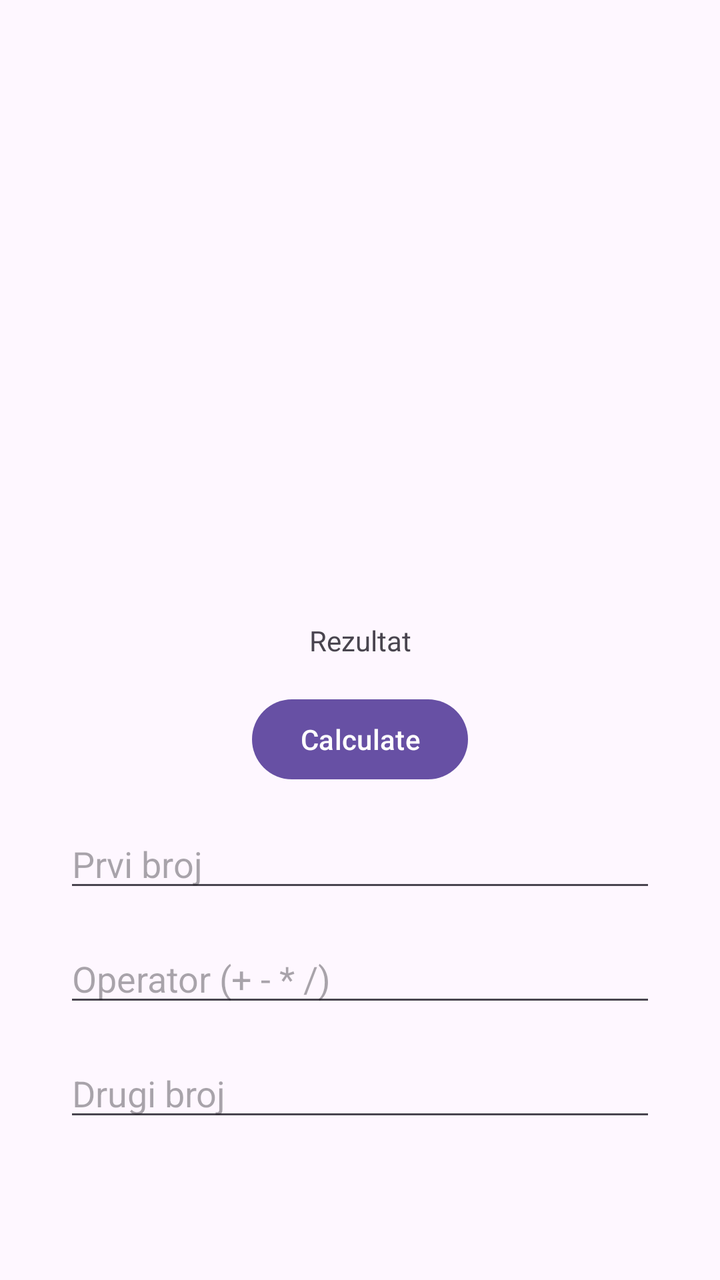
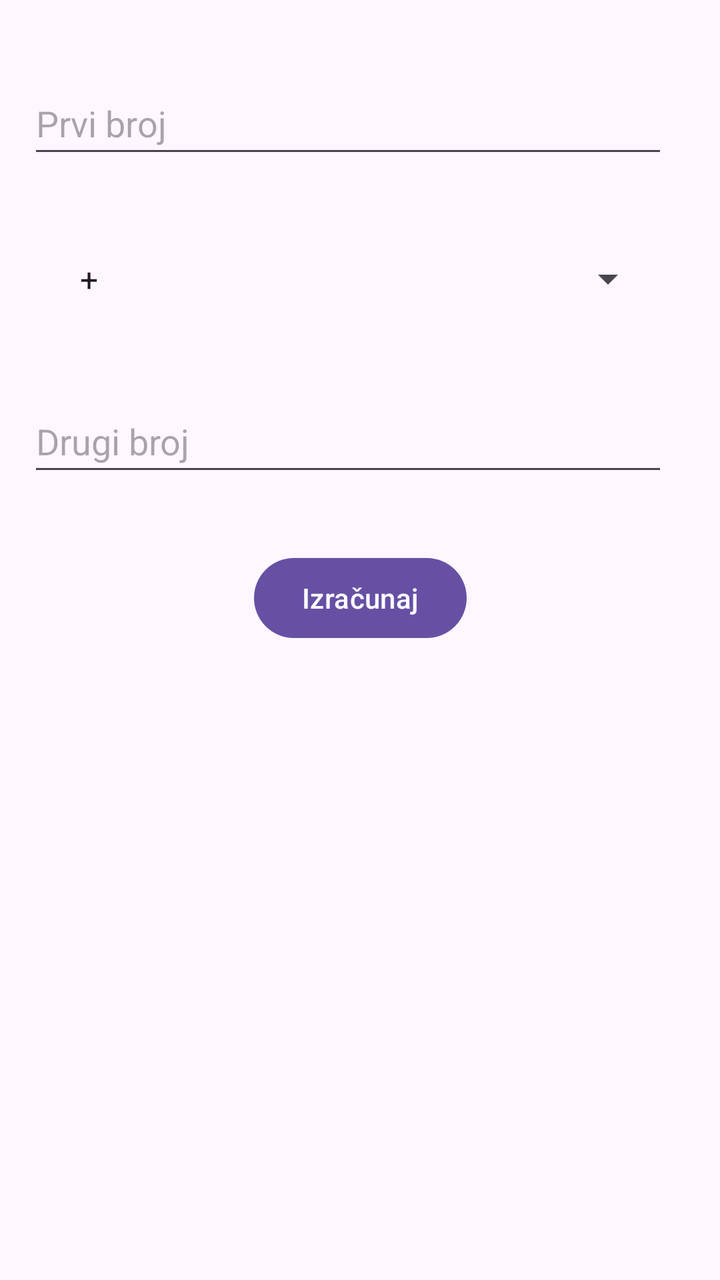

Screens rendered from an Android XML layout before and after an edit, with the pre-edit source and the edit as a unified diff.
<!-- AndroidManifest.xml: application theme Theme.PrviZad -->
<!-- res/layout/activity_main.xml -->
<?xml version="1.0" encoding="utf-8"?>
<androidx.constraintlayout.widget.ConstraintLayout xmlns:android="http://schemas.android.com/apk/res/android"
    xmlns:app="http://schemas.android.com/apk/res-auto"
    xmlns:tools="http://schemas.android.com/tools"
    android:id="@+id/main"
    android:layout_width="match_parent"
    android:layout_height="match_parent"
    tools:context=".MainActivity">

    <TextView
        android:id="@+id/textViewMessage"
        android:layout_width="wrap_content"
        android:layout_height="wrap_content"
        android:text="Rezultat"
        app:layout_constraintBottom_toBottomOf="parent"
        app:layout_constraintEnd_toEndOf="parent"
        app:layout_constraintStart_toStartOf="parent"
        app:layout_constraintTop_toTopOf="parent" />

    <Button
        android:id="@+id/buttonCalculate"
        android:layout_width="wrap_content"
        android:layout_height="wrap_content"
        android:layout_marginTop="16dp"
        android:text="Calculate"
        app:layout_constraintTop_toBottomOf="@id/textViewMessage"
        app:layout_constraintStart_toStartOf="parent"
        app:layout_constraintEnd_toEndOf="parent" />

    <EditText
        android:id="@+id/editTextFirstNumber"
        android:layout_width="0dp"
        android:layout_height="wrap_content"
        android:layout_marginStart="32dp"
        android:layout_marginTop="16dp"
        android:layout_marginEnd="32dp"
        android:hint="Prvi broj"
        android:inputType="numberDecimal|numberSigned"
        app:layout_constraintTop_toBottomOf="@id/buttonCalculate"
        app:layout_constraintStart_toStartOf="parent"
        app:layout_constraintEnd_toEndOf="parent" />


    <EditText
        android:id="@+id/editTextOperator"
        android:layout_width="0dp"
        android:layout_height="wrap_content"
        android:layout_marginStart="32dp"
        android:layout_marginTop="16dp"
        android:layout_marginEnd="32dp"
        android:hint="Operator (+ - * /)"
        android:inputType="text"
        app:layout_constraintTop_toBottomOf="@id/editTextFirstNumber"
        app:layout_constraintStart_toStartOf="parent"
        app:layout_constraintEnd_toEndOf="parent" />


    <EditText
        android:id="@+id/editTextSecondNumber"
        android:layout_width="0dp"
        android:layout_height="wrap_content"
        android:layout_marginStart="32dp"
        android:layout_marginTop="16dp"
        android:layout_marginEnd="32dp"
        android:hint="Drugi broj"
        android:inputType="numberDecimal|numberSigned"
        app:layout_constraintTop_toBottomOf="@id/editTextOperator"
        app:layout_constraintStart_toStartOf="parent"
        app:layout_constraintEnd_toEndOf="parent" />



</androidx.constraintlayout.widget.ConstraintLayout>
<!-- resources referenced by this layout -->
<resources>
  <style name="Theme.PrviZad" parent="Base.Theme.PrviZad" />
  <style name="Base.Theme.PrviZad" parent="Theme.Material3.DayNight.NoActionBar">
          
          
      </style>
</resources>

<!-- the commit's change to res/layout/activity_main.xml (unified diff, before → after) -->
@@ -7,67 +7,56 @@
     android:layout_height="match_parent"
     tools:context=".MainActivity">
 
-    <TextView
-        android:id="@+id/textViewMessage"
-        android:layout_width="wrap_content"
+    <EditText
+        android:id="@+id/editTextFirstNumber"
+        android:layout_width="320dp"
         android:layout_height="wrap_content"
-        android:text="Rezultat"
-        app:layout_constraintBottom_toBottomOf="parent"
+        android:layout_marginTop="36dp"
+        android:hint="Prvi broj"
+        android:inputType="numberDecimal|numberSigned"
+        android:minHeight="48dp"
         app:layout_constraintEnd_toEndOf="parent"
+
+        app:layout_constraintHorizontal_bias="0.351"
         app:layout_constraintStart_toStartOf="parent"
         app:layout_constraintTop_toTopOf="parent" />
+
+    <Spinner
+        android:id="@+id/spinnerOperator"
+        android:layout_width="0dp"
+        android:layout_height="55dp"
+        android:layout_marginStart="32dp"
+        android:layout_marginTop="28dp"
+        android:layout_marginEnd="32dp"
+        android:entries="@array/operators"
+        android:minHeight="48dp"
+        app:layout_constraintEnd_toEndOf="parent"
+        app:layout_constraintHorizontal_bias="0.0"
+        app:layout_constraintStart_toStartOf="parent"
+        app:layout_constraintTop_toBottomOf="@+id/editTextFirstNumber" />
+
+    <EditText
+        android:id="@+id/editTextSecondNumber"
+        android:layout_width="320dp"
+        android:layout_height="wrap_content"
+        android:layout_marginTop="28dp"
+        android:hint="Drugi broj"
+        android:inputType="numberDecimal|numberSigned"
+        android:minHeight="48dp"
+        app:layout_constraintEnd_toEndOf="parent"
+
+        app:layout_constraintHorizontal_bias="0.351"
+        app:layout_constraintStart_toStartOf="parent"
+        app:layout_constraintTop_toBottomOf="@+id/spinnerOperator" />
 
     <Button
         android:id="@+id/buttonCalculate"
         android:layout_width="wrap_content"
         android:layout_height="wrap_content"
-        android:layout_marginTop="16dp"
-        android:text="Calculate"
-        app:layout_constraintTop_toBottomOf="@id/textViewMessage"
+        android:layout_marginTop="32dp"
+        android:text="Izračunaj"
+        app:layout_constraintEnd_toEndOf="parent"
         app:layout_constraintStart_toStartOf="parent"
-        app:layout_constraintEnd_toEndOf="parent" />
-
-    <EditText
-        android:id="@+id/editTextFirstNumber"
-        android:layout_width="0dp"
-        android:layout_height="wrap_content"
-        android:layout_marginStart="32dp"
-        android:layout_marginTop="16dp"
-        android:layout_marginEnd="32dp"
-        android:hint="Prvi broj"
-        android:inputType="numberDecimal|numberSigned"
-        app:layout_constraintTop_toBottomOf="@id/buttonCalculate"
-        app:layout_constraintStart_toStartOf="parent"
-        app:layout_constraintEnd_toEndOf="parent" />
-
-
-    <EditText
-        android:id="@+id/editTextOperator"
-        android:layout_width="0dp"
-        android:layout_height="wrap_content"
-        android:layout_marginStart="32dp"
-        android:layout_marginTop="16dp"
-        android:layout_marginEnd="32dp"
-        android:hint="Operator (+ - * /)"
-        android:inputType="text"
-        app:layout_constraintTop_toBottomOf="@id/editTextFirstNumber"
-        app:layout_constraintStart_toStartOf="parent"
-        app:layout_constraintEnd_toEndOf="parent" />
-
-
-    <EditText
-        android:id="@+id/editTextSecondNumber"
-        android:layout_width="0dp"
-        android:layout_height="wrap_content"
-        android:layout_marginStart="32dp"
-        android:layout_marginTop="16dp"
-        android:layout_marginEnd="32dp"
-        android:hint="Drugi broj"
-        android:inputType="numberDecimal|numberSigned"
-        app:layout_constraintTop_toBottomOf="@id/editTextOperator"
-        app:layout_constraintStart_toStartOf="parent"
-        app:layout_constraintEnd_toEndOf="parent" />
-
-
+        app:layout_constraintTop_toBottomOf="@+id/editTextSecondNumber" />
 
 </androidx.constraintlayout.widget.ConstraintLayout>
<!-- resource entries referenced after the edit -->
@@ -1,5 +1,11 @@
 <!-- resources referenced by this layout -->
 <resources>
+  <string-array name="operators">
+          <item>+</item>
+          <item>-</item>
+          <item>*</item>
+          <item>/</item>
+      </string-array>
   <style name="Theme.PrviZad" parent="Base.Theme.PrviZad" />
   <style name="Base.Theme.PrviZad" parent="Theme.Material3.DayNight.NoActionBar">
           
